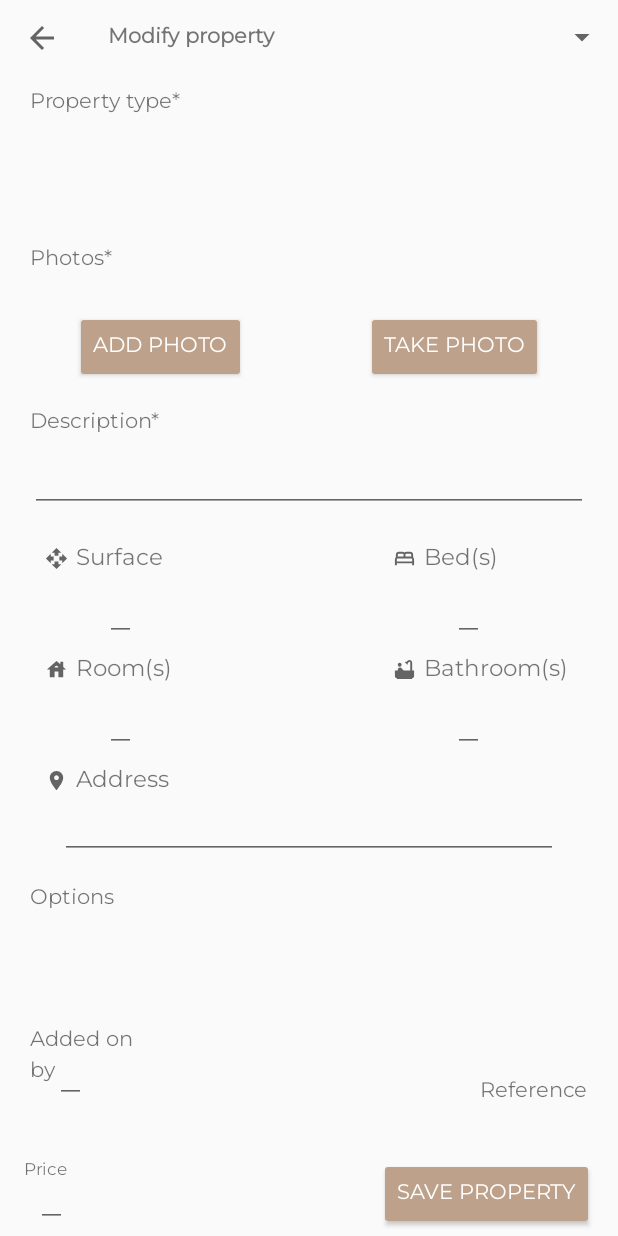
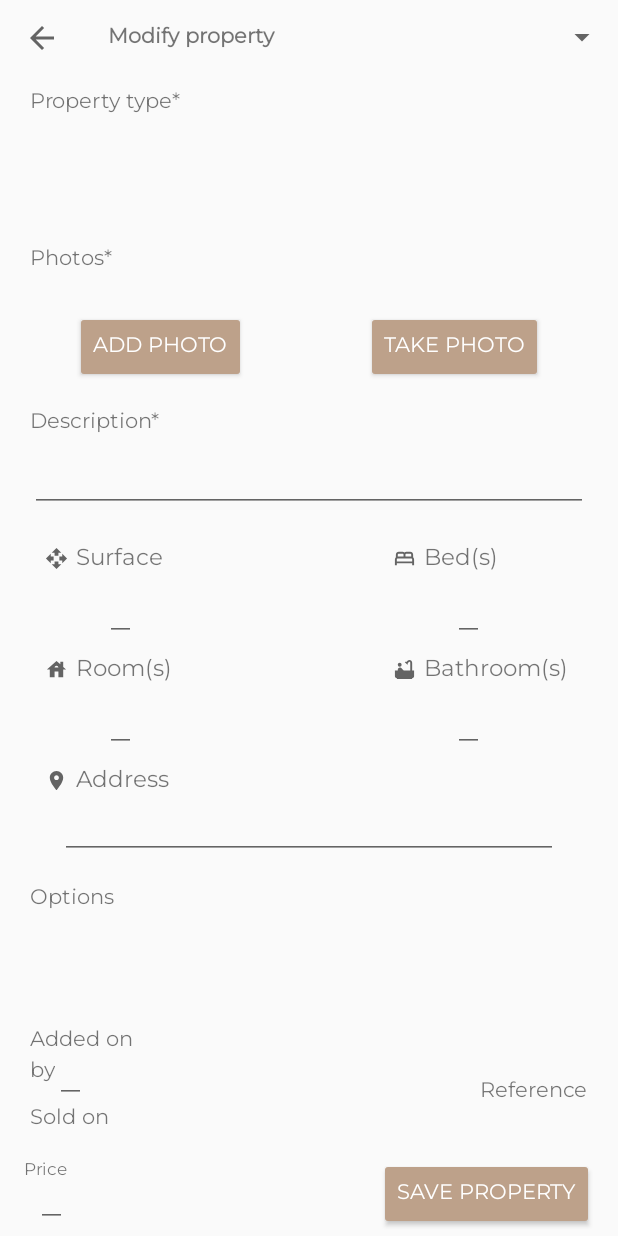
Before and after one commit to Elyt622/RealEstateManager, an Android app: the ModifyPropertyActivity screen opened directly, with no data from a screen before it, on a phone screen of 412 x 824 dp. Run offline under Robolectric (Android 15) with nearby library versions, the phone set to English and light mode, and no system bars; our stand-ins replace Room's generated code, RxJava; 2 statements that could not run were skipped.

Commit message:
Added sold text & finish when save button

```diff
--- a/app/src/main/java/com/openclassrooms/realestatemanager/ui/activity/ModifyPropertyActivity.kt
+++ b/app/src/main/java/com/openclassrooms/realestatemanager/ui/activity/ModifyPropertyActivity.kt
@@ -71,6 +71,10 @@ class ModifyPropertyActivity : BaseActivity() {
 
     private lateinit var entryDateTextView: TextView
 
+    private lateinit var soldDateTextView: TextView
+
+    private lateinit var soldDateStaticTextView: TextView
+
     private lateinit var agentEditText: EditText
 
     private lateinit var topToolbar : Toolbar
@@ -138,6 +142,8 @@ class ModifyPropertyActivity : BaseActivity() {
         //Textview
         referenceTextView = binding.textviewReferenceModifyPropertyActivity
         entryDateTextView = binding.textviewEntryDateModifyPropertyActivity
+        soldDateTextView = binding.textviewSoldDateModifyPropertyActivity
+        soldDateStaticTextView = binding.textviewStaticSoldDateModifyPropertyActivity
 
         //Spinner
         statusSpinner = binding.spinnerStatusModifyPropertyActivity
@@ -182,6 +188,17 @@ class ModifyPropertyActivity : BaseActivity() {
                     longitude
                 )
             )
+                .subscribeOn(Schedulers.io())
+                .observeOn(AndroidSchedulers.mainThread())
+                .subscribeBy (
+                    onComplete = {
+                        Toast.makeText(this, "Saved" , Toast.LENGTH_LONG).show()
+                        finish()
+                    },
+                    onError = {
+                        Log.d("DEBUG", it.message.toString())
+                    }
+                )
         }
 
         property
@@ -210,6 +227,14 @@ class ModifyPropertyActivity : BaseActivity() {
                     entryDate = it.entryDate
                     viewModel.setSoldDate(it.soldDate)
 
+                    if(viewModel.getSoldDate() != null){
+                        soldDateTextView.isGone = false
+                        soldDateStaticTextView.isGone = false
+                        soldDateTextView.text = Utils.convertDateToString(viewModel.getSoldDate()!!)
+                    } else {
+                        soldDateTextView.isGone = true
+                        soldDateStaticTextView.isGone = true
+                    }
                     configTypeRecyclerView()
                     configOptionRecyclerView()
                     configPhotosRecyclerView()
--- a/app/src/main/res/layout/activity_modify_property.xml
+++ b/app/src/main/res/layout/activity_modify_property.xml
@@ -356,6 +356,20 @@
                 app:layout_constraintStart_toEndOf="@+id/textview_static_agent_modify_property_activity"
                 app:layout_constraintTop_toTopOf="@+id/textview_static_agent_modify_property_activity" />
 
+            <TextView
+                android:id="@+id/textview_static_sold_date_modify_property_activity"
+                android:layout_width="wrap_content"
+                android:layout_height="wrap_content"
+                android:text="@string/sold_on"
+                app:layout_constraintStart_toStartOf="@+id/textview_static_agent_modify_property_activity"
+                app:layout_constraintTop_toBottomOf="@+id/edittext_agent_modify_property_activity" />
+
+            <TextView
+                android:id="@+id/textview_sold_date_modify_property_activity"
+                android:layout_width="wrap_content"
+                android:layout_height="wrap_content"
+                app:layout_constraintStart_toEndOf="@+id/textview_static_sold_date_modify_property_activity"
+                app:layout_constraintTop_toBottomOf="@+id/edittext_agent_modify_property_activity" />
 
             <TextView
                 android:id="@+id/textview_static_reference_modify_property_activity"
--- a/app/src/main/res/values/strings.xml
+++ b/app/src/main/res/values/strings.xml
@@ -40,4 +40,5 @@
     <string name="record_photo">Record photo</string>
     <string name="modify_property">Modify property</string>
     <string name="save_property">Save property</string>
+    <string name="sold_on">Sold on</string>
 </resources>
```
Also changed, not shown: app/src/main/java/com/openclassrooms/realestatemanager/viewmodel/ModifyPropertyViewModel.kt (+4 -13 lines).
